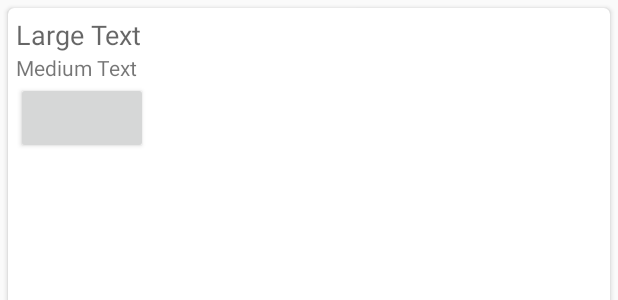
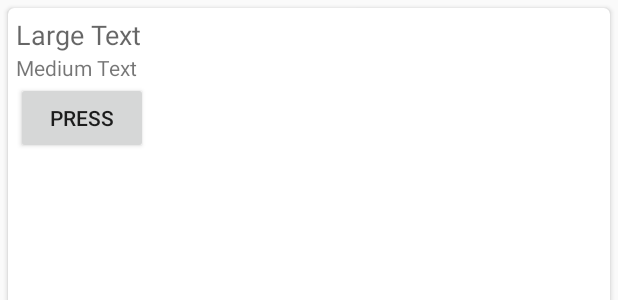
Before and after one commit to keigezellig/fruitHAP, an Android app: the layout dashboard_buttonitem.xml on its own in the app's theme, with its tools: preview values and no code run, on a phone screen of 412 x 824 dp. Shown: the top 300 px of the screen. Run offline under Robolectric (Android 15) with nearby library versions, the phone set to English and light mode, and no system bars.

Commit message:
Added title to the button for a button sensor

```diff
--- a/clientapps/FruitHAPNotifier/app/src/main/res/layout/dashboard_buttonitem.xml
+++ b/clientapps/FruitHAPNotifier/app/src/main/res/layout/dashboard_buttonitem.xml
@@ -37,6 +37,7 @@
         android:layout_width="wrap_content"
         android:layout_height="wrap_content"
         android:id="@+id/dashboard_button_btnExecute"
+        android:text="Press"
         />
 
 </LinearLayout>
```
Also changed, not shown: 1 other file.
